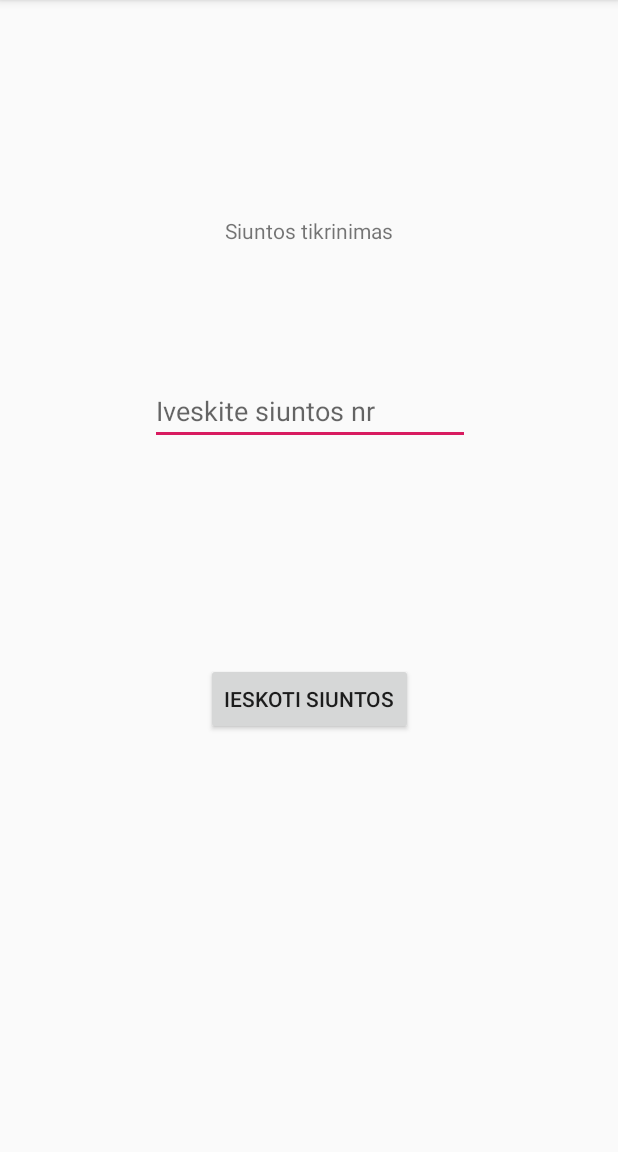
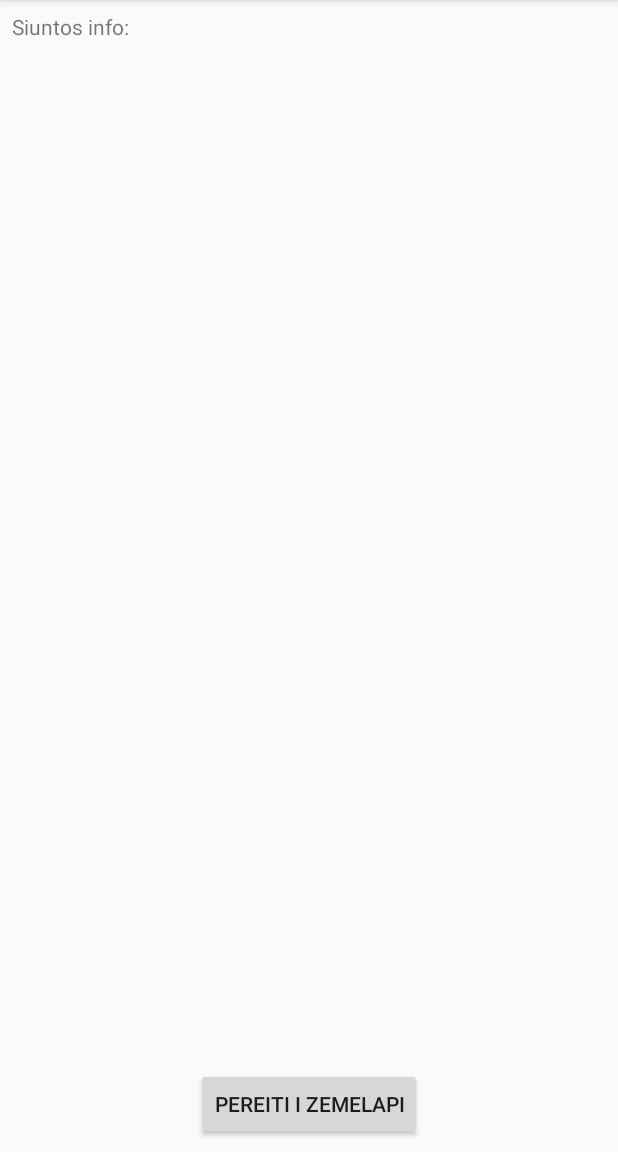
Before and after one commit to gytautele/SmartCourier, an Android app: the Main2Activity screen opened directly, with no data from a screen before it, after a tap on "IESKOTI SIUNTOS", on a phone screen of 412 x 824 dp, the part 84-1236 px from its top. Run offline under Robolectric (Android 15) with nearby library versions, the phone set to English and light mode, and no system bars.

Commit message:
Prideta dar activities

```diff
--- a/IsmanusisKurjeris/app/src/main/AndroidManifest.xml
+++ b/IsmanusisKurjeris/app/src/main/AndroidManifest.xml
@@ -18,6 +18,10 @@
         </activity>
         <activity android:name=".Main2Activity">
         </activity>
+        <activity android:name=".Main3Activity">
+        </activity>
+        <activity android:name=".Main4Activity">
+        </activity>
     </application>
 
 </manifest>
--- a/IsmanusisKurjeris/app/src/main/java/com/ismanusiskurjeris/ismanusiskurjeris/Main2Activity.kt
+++ b/IsmanusisKurjeris/app/src/main/java/com/ismanusiskurjeris/ismanusiskurjeris/Main2Activity.kt
@@ -1,5 +1,6 @@
 package com.ismanusiskurjeris.ismanusiskurjeris
 
+import android.content.Intent
 import android.support.v7.app.AppCompatActivity
 import android.os.Bundle
 import android.support.v7.app.AlertDialog
@@ -22,6 +23,11 @@ class Main2Activity : AppCompatActivity() {
         searchButton.setOnClickListener {
 
             val packageId = findViewById<EditText>(R.id.packageId) as EditText
+            //Siuntimui i duombaze packageId.text.toString()
+
+            setContentView(R.layout.activity_main3)
+            val intent = Intent(this, Main3Activity::class.java)
+            startActivity(intent)
         }
 
 
--- /dev/null
+++ b/IsmanusisKurjeris/app/src/main/java/com/ismanusiskurjeris/ismanusiskurjeris/Main3Activity.kt
@@ -0,0 +1,29 @@
+package com.ismanusiskurjeris.ismanusiskurjeris
+
+import android.content.Intent
+import android.support.v7.app.AppCompatActivity
+import android.os.Bundle
+import android.widget.Button
+import android.widget.EditText
+import android.widget.TextView
+import kotlinx.android.synthetic.main.activity_main3.*
+
+class Main3Activity : AppCompatActivity() {
+
+    override fun onCreate(savedInstanceState: Bundle?) {
+        super.onCreate(savedInstanceState)
+        setContentView(R.layout.activity_main3)
+
+        val mapButton = findViewById<Button>(R.id.mapButton)
+        mapButton.setOnClickListener {
+
+            //Isimti coordinates ir nusiust i kita page
+            //val x = findViewById<TextView>(R.id.coordinate) as TextView
+            //Send: intent.putExtra("x", x.text.toString())
+
+            setContentView(R.layout.activity_main4)
+            val intent = Intent(this, Main4Activity::class.java)
+            startActivity(intent)
+        }
+    }
+}
--- /dev/null
+++ b/IsmanusisKurjeris/app/src/main/res/layout/activity_main3.xml
@@ -0,0 +1,25 @@
+<?xml version="1.0" encoding="utf-8"?>
+<android.support.constraint.ConstraintLayout
+        xmlns:android="http://schemas.android.com/apk/res/android"
+        xmlns:tools="http://schemas.android.com/tools"
+        xmlns:app="http://schemas.android.com/apk/res-auto"
+        android:layout_width="match_parent"
+        android:layout_height="match_parent"
+        tools:context=".Main3Activity">
+
+    <TextView
+            android:text="Siuntos info:"
+            android:layout_width="wrap_content"
+            android:layout_height="wrap_content"
+            android:id="@+id/textView2" android:layout_marginTop="8dp"
+            app:layout_constraintTop_toTopOf="parent" app:layout_constraintStart_toStartOf="parent"
+            android:layout_marginStart="8dp"/>
+    <Button
+            android:text="Pereiti i zemelapi"
+            android:layout_width="wrap_content"
+            android:layout_height="wrap_content"
+            android:id="@+id/mapButton" android:layout_marginBottom="8dp"
+            app:layout_constraintBottom_toBottomOf="parent" app:layout_constraintEnd_toEndOf="parent"
+            android:layout_marginEnd="8dp" app:layout_constraintStart_toStartOf="parent"
+            android:layout_marginStart="8dp"/>
+</android.support.constraint.ConstraintLayout>
```
Also changed, not shown: IsmanusisKurjeris/app/src/main/java/com/ismanusiskurjeris/ismanusiskurjeris/Main4Activity.kt (added, +15 -0 lines), IsmanusisKurjeris/app/src/main/res/layout/activity_main4.xml (added, +10 -0 lines).
